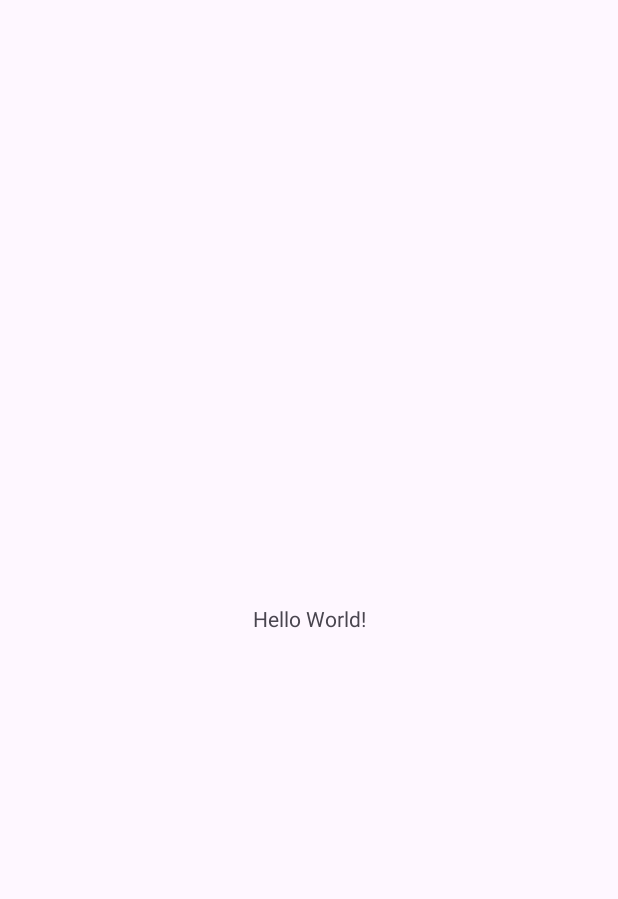
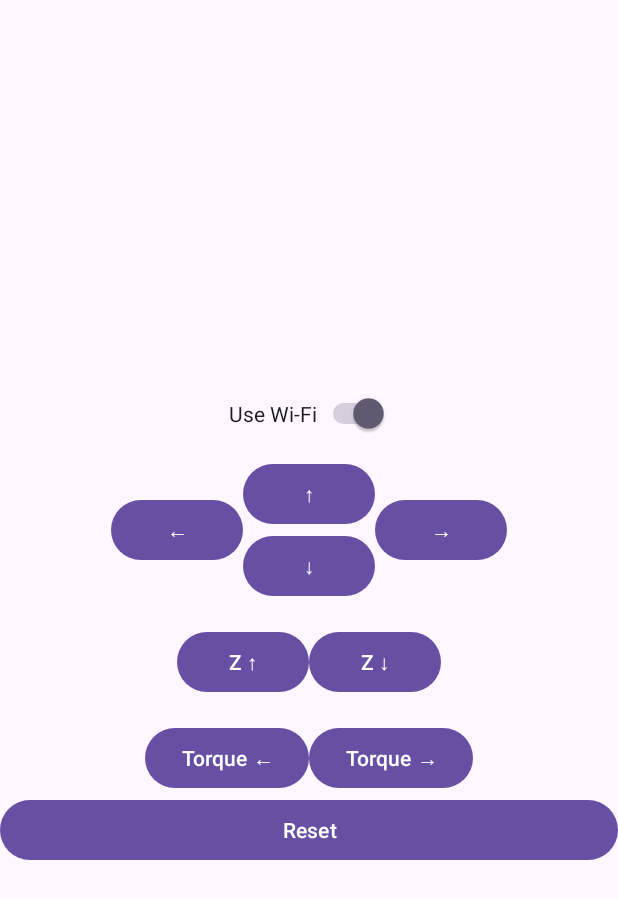
Before and after one commit to Holicklis/ChineseCheckerRobot, an Android app: the screen it shows after launch (MainActivity), on a phone screen of 412 x 824 dp. Before the commit the part shown is almost empty. Shown: the top 899 px of the screen. Run offline under Robolectric (Android 15) with nearby library versions, the phone set to English and light mode, and no system bars.

Commit message:
control robot panel

```diff
--- a/app/src/main/java/hku/cs/fyp24057/chinesecheckerrobot/MainActivity.java
+++ b/app/src/main/java/hku/cs/fyp24057/chinesecheckerrobot/MainActivity.java
@@ -1,24 +1,34 @@
 package hku.cs.fyp24057.chinesecheckerrobot;
 
 import android.os.Bundle;
-
 import androidx.activity.EdgeToEdge;
 import androidx.appcompat.app.AppCompatActivity;
 import androidx.core.graphics.Insets;
 import androidx.core.view.ViewCompat;
 import androidx.core.view.WindowInsetsCompat;
+import androidx.fragment.app.FragmentManager;
 
 public class MainActivity extends AppCompatActivity {
-
     @Override
     protected void onCreate(Bundle savedInstanceState) {
         super.onCreate(savedInstanceState);
         EdgeToEdge.enable(this);
+
+
         setContentView(R.layout.activity_main);
+
+
         ViewCompat.setOnApplyWindowInsetsListener(findViewById(R.id.main), (v, insets) -> {
             Insets systemBars = insets.getInsets(WindowInsetsCompat.Type.systemBars());
             v.setPadding(systemBars.left, systemBars.top, systemBars.right, systemBars.bottom);
             return insets;
         });
+
+
+        RobotControlFragment fragment = new RobotControlFragment();
+        FragmentManager fm = getSupportFragmentManager();
+        fm.beginTransaction()
+                .replace(R.id.fragmentContainerView, fragment) // 替换为你在布局中定义的容器ID
+                .commit();
     }
 }
--- /dev/null
+++ b/app/src/main/java/hku/cs/fyp24057/chinesecheckerrobot/RobotControlFragment.java
@@ -0,0 +1,289 @@
+package hku.cs.fyp24057.chinesecheckerrobot;
+
+import android.os.Bundle;
+import android.os.Handler;
+import android.view.LayoutInflater;
+import android.view.MotionEvent;
+import android.view.View;
+import android.view.ViewGroup;
+import android.widget.Button;
+import android.widget.Switch;
+import android.widget.Toast;
+
+import androidx.annotation.NonNull;
+import androidx.annotation.Nullable;
+import androidx.fragment.app.Fragment;
+
+import java.io.BufferedReader;
+import java.io.InputStreamReader;
+import java.net.HttpURLConnection;
+import java.net.URL;
+
+/**
+ * A simple {@link Fragment} subclass that controls a robot arm using Wi-Fi (HTTP) or wired mode.
+ */
+public class RobotControlFragment extends Fragment {
+
+    private Switch switchCommMode;
+    private Button btnUp, btnDown, btnLeft, btnRight;
+    private Button btnZUp, btnZDown;
+    private Button btnTorqueLeft, btnTorqueRight;
+    private Button btnReset;
+
+    // Initial coordinates
+    private static final float INT_X = 304.24f;
+    private static final float INT_Y = -6.53f;
+    private static final float INT_Z = 240.92f;
+    private static final float INT_T = 3.14f;
+
+    // Coordinates and orientation
+    private float x = INT_X;
+    private float y = INT_Y;
+    private float z = INT_Z;
+    private float t = INT_T;  // wrist angle
+
+    // Robot default IP in AP mode. Adjust if needed
+    private String robotIp = "192.168.4.1";
+
+    // Movement increments
+    private final float MOVE_STEP_X = 5.0f;  // For X direction (Up/Down buttons)
+    private final float MOVE_STEP_Y = 5.0f;  // For Y direction (Left/Right buttons)
+    private final float MOVE_STEP_Z = 5.0f;  // For Z up/down
+    private final float TORQUE_STEP = 0.5f;   // For wrist angle
+
+    // Interval (ms) between repeated moves while a button is held
+    private static final long REPEAT_INTERVAL_MS = 10;
+
+    public RobotControlFragment() {
+        // Required empty public constructor
+    }
+
+    @Override
+    public View onCreateView(
+            @NonNull LayoutInflater inflater,
+            ViewGroup container,
+            Bundle savedInstanceState
+    ) {
+        return inflater.inflate(R.layout.fragment_robot_control, container, false);
+    }
+
+    @Override
+    public void onViewCreated(
+            @NonNull View view,
+            @Nullable Bundle savedInstanceState
+    ) {
+        super.onViewCreated(view, savedInstanceState);
+
+        // Bind views
+        switchCommMode = view.findViewById(R.id.switchCommMode);
+        btnUp          = view.findViewById(R.id.btnUp);
+        btnDown        = view.findViewById(R.id.btnDown);
+        btnLeft        = view.findViewById(R.id.btnLeft);
+        btnRight       = view.findViewById(R.id.btnRight);
+        btnZUp         = view.findViewById(R.id.btnZUp);
+        btnZDown       = view.findViewById(R.id.btnZDown);
+        btnTorqueLeft  = view.findViewById(R.id.btnTorqueLeft);
+        btnTorqueRight = view.findViewById(R.id.btnTorqueRight);
+        btnReset       = view.findViewById(R.id.btnReset);
+
+        // 1) Up button => X increases
+        setButtonHoldListener(btnUp, () -> {
+            x += MOVE_STEP_X;
+            sendArmCommand(1041);
+        });
+
+        // 2) Down button => X decreases
+        setButtonHoldListener(btnDown, () -> {
+            x -= MOVE_STEP_X;
+            sendArmCommand(1041);
+        });
+
+        // 3) Left button => Y **increases** (SWITCHED!)
+        setButtonHoldListener(btnLeft, () -> {
+            y += MOVE_STEP_Y;
+            sendArmCommand(1041);
+        });
+
+        // 4) Right button => Y **decreases** (SWITCHED!)
+        setButtonHoldListener(btnRight, () -> {
+            y -= MOVE_STEP_Y;
+            sendArmCommand(1041);
+        });
+
+        // 5) Z Up => z increases
+        setButtonHoldListener(btnZUp, () -> {
+            z += MOVE_STEP_Z;
+            sendArmCommand(1041);
+        });
+
+        // 6) Z Down => z decreases
+        setButtonHoldListener(btnZDown, () -> {
+            z -= MOVE_STEP_Z;
+            sendArmCommand(1041);
+        });
+
+        // 7) Torque Left => t decreases
+        setButtonHoldListener(btnTorqueLeft, () -> {
+            t -= TORQUE_STEP;
+            sendArmCommand(1041);
+        });
+
+        // 8) Torque Right => t increases
+        setButtonHoldListener(btnTorqueRight, () -> {
+            t += TORQUE_STEP;
+            sendArmCommand(1041);
+        });
+
+        // 9) Reset => CMD_MOVE_INIT
+        btnReset.setOnClickListener(v -> {
+            // Reset all coordinates to initial
+            x = INT_X;
+            y = INT_Y;
+            z = INT_Z;
+            t = INT_T;
+            sendArmCommand(100);  // CMD_MOVE_INIT
+        });
+    }
+
+    /**
+     * Helper to set a press-and-hold listener on a button. Repeats the given action
+     * every REPEAT_INTERVAL_MS while the button is pressed.
+     */
+    private void setButtonHoldListener(Button button, Runnable action) {
+        button.setOnTouchListener(new View.OnTouchListener() {
+            private boolean isHeld = false;
+            private final Handler handler = new Handler();
+
+            private final Runnable repeatAction = new Runnable() {
+                @Override
+                public void run() {
+                    if (isHeld) {
+                        // Execute the movement action
+                        action.run();
+                        // Schedule next repeat
+                        handler.postDelayed(this, REPEAT_INTERVAL_MS);
+                    }
+                }
+            };
+
+            @Override
+            public boolean onTouch(View v, MotionEvent event) {
+                switch (event.getAction()) {
+                    case MotionEvent.ACTION_DOWN:
+                        // Start repeating
+                        isHeld = true;
+                        handler.post(repeatAction);
+                        // Return true indicates we've handled this event
+                        return true;
+                    case MotionEvent.ACTION_UP:
+                    case MotionEvent.ACTION_CANCEL:
+                        // Stop repeating
+                        isHeld = false;
+                        return true;
+                }
+                return false;
+            }
+        });
+    }
+
+    /**
+     * Sends a JSON command to the robot arm.
+     *
+     * @param cmdType The "T" field in the JSON; for example:
+     *                - 100 for CMD_MOVE_INIT (reset to initial position)
+     *                - 1041 for CMD_XYZT_DIRECT_CTRL (move to specified x,y,z,t)
+     */
+    private void sendArmCommand(int cmdType) {
+        boolean useWiFi = switchCommMode.isChecked();
+
+        if (!useWiFi) {
+            // Placeholder logic for future wired mode
+            Toast.makeText(getActivity(),
+                    "Wired mode (not implemented). Current coords => x=" + x
+                            + ", y=" + y + ", z=" + z + ", t=" + t,
+                    Toast.LENGTH_SHORT).show();
+            return;
+        }
+
+        // Build JSON command
+        String jsonCmd;
+        if (cmdType == 100) {
+            // CMD_MOVE_INIT => reset
+            jsonCmd = "{\"T\":100}";
+        } else if (cmdType == 1041) {
+            // CMD_XYZT_DIRECT_CTRL => move to (x, y, z, t)
+            jsonCmd = String.format(
+                    "{\"T\":1041,\"x\":%.2f,\"y\":%.2f,\"z\":%.2f,\"t\":%.2f}",
+                    x, y, z, t
+            );
+
+            // Optional Toast for debugging
+            Toast.makeText(getActivity(),
+                    String.format("Moving to x=%.2f, y=%.2f, z=%.2f, t=%.2f", x, y, z, t),
+                    Toast.LENGTH_SHORT).show();
+        } else {
+            // Other command types
+            jsonCmd = String.format("{\"T\":%d}", cmdType);
+        }
+
+        // Construct the HTTP GET request
+        final String requestUrl = "http://" + robotIp + "/js?json=" + jsonCmd;
+
+        // Run network operation in a separate thread
+        new Thread(() -> {
+            HttpURLConnection conn = null;
+            BufferedReader reader = null;
+            try {
+                URL url = new URL(requestUrl);
+                conn = (HttpURLConnection) url.openConnection();
+                conn.setRequestMethod("GET");
+                conn.setConnectTimeout(5000);
+                conn.setReadTimeout(5000);
+                conn.connect();
+
+                int responseCode = conn.getResponseCode();
+                if (responseCode == HttpURLConnection.HTTP_OK) {
+                    reader = new BufferedReader(new InputStreamReader(conn.getInputStream()));
+                    StringBuilder sb = new StringBuilder();
+                    String line;
+                    while ((line = reader.readLine()) != null) {
+                        sb.append(line);
+                    }
+                    String response = sb.toString();  // The response from the robot
+
+                    // Show the response in a Toast on the main thread
+                    if (getActivity() != null) {
+                        getActivity().runOnUiThread(() ->
+                                Toast.makeText(getActivity(),
+                                        "Response: " + response,
+                                        Toast.LENGTH_SHORT).show());
+                    }
+                } else {
+                    if (getActivity() != null) {
+                        getActivity().runOnUiThread(() ->
+                                Toast.makeText(getActivity(),
+                                        "HTTP Error: " + responseCode,
+                                        Toast.LENGTH_SHORT).show());
+                    }
+                }
+            } catch (Exception e) {
+                e.printStackTrace();
+                if (getActivity() != null) {
+                    getActivity().runOnUiThread(() ->
+                            Toast.makeText(getActivity(),
+                                    "Exception: " + e.getMessage(),
+                                    Toast.LENGTH_SHORT).show());
+                }
+            } finally {
+                if (reader != null) {
+                    try {
+                        reader.close();
+                    } catch (Exception ignored) {}
+                }
+                if (conn != null) {
+                    conn.disconnect();
+                }
+            }
+        }).start();
+    }
+}
--- a/app/src/main/res/layout/activity_main.xml
+++ b/app/src/main/res/layout/activity_main.xml
@@ -7,13 +7,10 @@
     android:layout_height="match_parent"
     tools:context=".MainActivity">
 
-    <TextView
-        android:layout_width="wrap_content"
-        android:layout_height="wrap_content"
-        android:text="Hello World!"
-        app:layout_constraintBottom_toBottomOf="parent"
-        app:layout_constraintEnd_toEndOf="parent"
-        app:layout_constraintStart_toStartOf="parent"
-        app:layout_constraintTop_toTopOf="parent" />
+    <FrameLayout
+        xmlns:android="http://schemas.android.com/apk/res/android"
+        android:id="@+id/fragmentContainerView"
+        android:layout_width="match_parent"
+        android:layout_height="match_parent" />
 
 </androidx.constraintlayout.widget.ConstraintLayout>
--- /dev/null
+++ b/app/src/main/res/layout/fragment_robot_control.xml
@@ -0,0 +1,105 @@
+<?xml version="1.0" encoding="utf-8"?>
+<LinearLayout
+    xmlns:android="http://schemas.android.com/apk/res/android"
+    android:layout_width="match_parent"
+    android:layout_height="match_parent"
+    android:orientation="vertical"
+    android:gravity="center">
+
+    <!-- Switch: placeholder for wifi ap or not -->
+    <Switch
+        android:id="@+id/switchCommMode"
+        android:layout_width="wrap_content"
+        android:layout_height="wrap_content"
+        android:text="Use Wi-Fi"
+        android:checked="true"
+        android:layout_margin="16dp" />
+
+    <!-- XY  -->
+    <LinearLayout
+        android:layout_width="wrap_content"
+        android:layout_height="wrap_content"
+        android:orientation="horizontal"
+        android:gravity="center">
+
+        <Button
+            android:id="@+id/btnLeft"
+            android:layout_width="wrap_content"
+            android:layout_height="wrap_content"
+            android:text="←" />
+
+        <LinearLayout
+            android:layout_width="wrap_content"
+            android:layout_height="wrap_content"
+            android:orientation="vertical"
+            android:gravity="center">
+
+            <Button
+                android:id="@+id/btnUp"
+                android:layout_width="wrap_content"
+                android:layout_height="wrap_content"
+                android:text="↑" />
+
+            <Button
+                android:id="@+id/btnDown"
+                android:layout_width="wrap_content"
+                android:layout_height="wrap_content"
+                android:text="↓" />
+        </LinearLayout>
+
+        <Button
+            android:id="@+id/btnRight"
+            android:layout_width="wrap_content"
+            android:layout_height="wrap_content"
+            android:text="→" />
+    </LinearLayout>
+
+    <!-- Z  -->
+    <LinearLayout
+        android:layout_width="wrap_content"
+        android:layout_height="wrap_content"
+        android:orientation="horizontal"
+        android:layout_marginTop="16dp"
+        android:gravity="center">
+
+        <Button
+            android:id="@+id/btnZUp"
+            android:layout_width="wrap_content"
+            android:layout_height="wrap_content"
+            android:text="Z ↑" />
+
+        <Button
+            android:id="@+id/btnZDown"
+            android:layout_width="wrap_content"
+            android:layout_height="wrap_content"
+            android:text="Z ↓" />
+    </LinearLayout>
+
+    <!-- Torque -->
+    <LinearLayout
+        android:layout_width="wrap_content"
+        android:layout_height="wrap_content"
+        android:orientation="horizontal"
+        android:layout_marginTop="16dp"
+        android:gravity="center">
+
+        <Button
+            android:id="@+id/btnTorqueLeft"
+            android:layout_width="wrap_content"
+            android:layout_height="wrap_content"
+            android:text="Torque ←" />
+
+        <Button
+            android:id="@+id/btnTorqueRight"
+            android:layout_width="wrap_content"
+            android:layout_height="wrap_content"
+            android:text="Torque →" />
+    </LinearLayout>
+    <Button
+        android:id="@+id/btnReset"
+        android:layout_width="match_parent"
+        android:layout_height="wrap_content"
+        android:text="Reset" />
+
+
+</LinearLayout>
```
Also changed, not shown: app/src/main/AndroidManifest.xml (+16 -5 lines).
